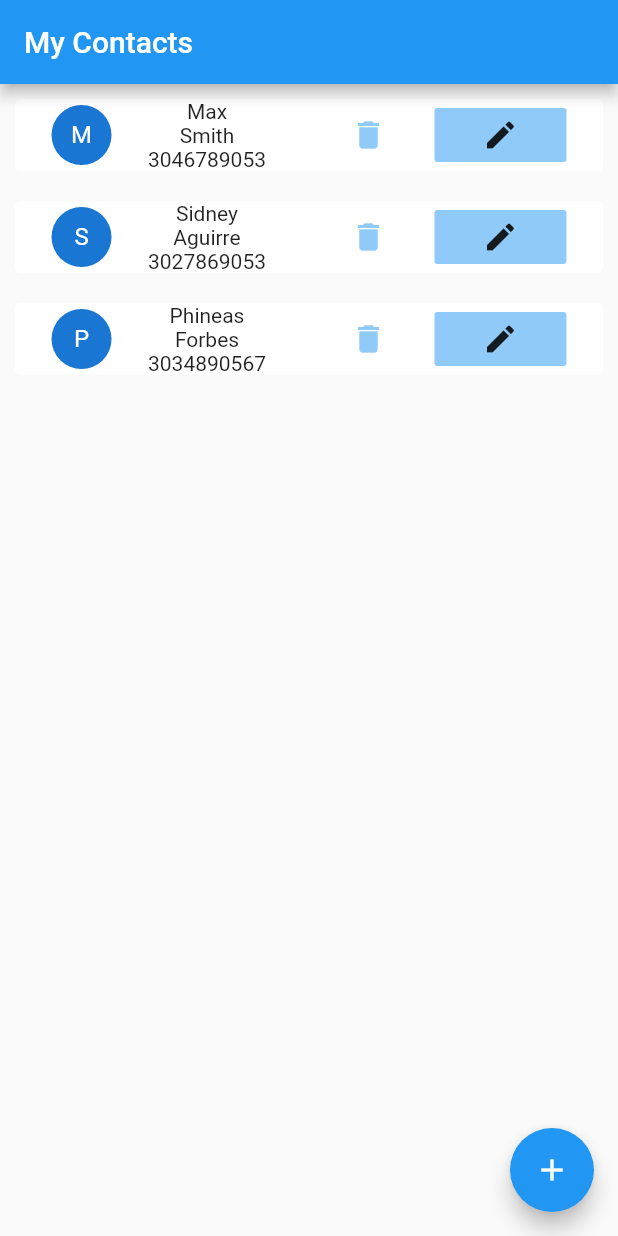
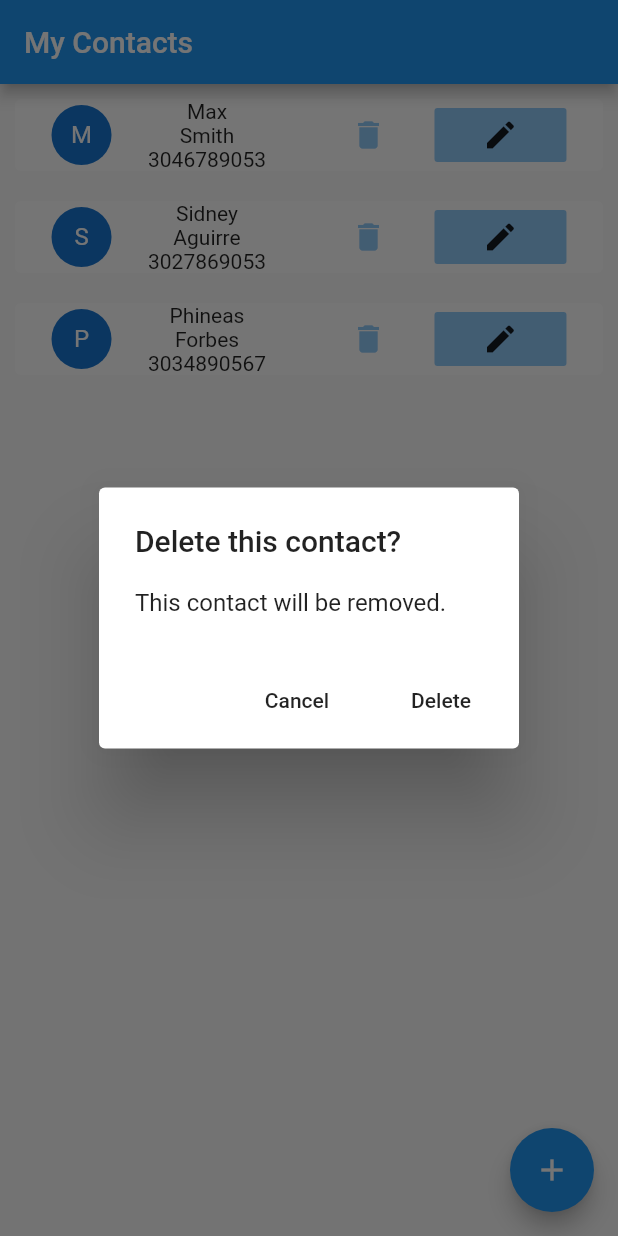
Before and after one commit to sidneyaguirre/contacts, a Flutter app: the screen it shows after launch, after a tap on the "delete" icon, on a phone screen of 412 x 824 dp. Run offline on Flutter 3.47's test engine with Material 2 defaults, Android fonts, the phone set to English and light mode, and no system bars.

Commit message:
delete contact function

```diff
--- a/lib/model/repository.dart
+++ b/lib/model/repository.dart
@@ -9,10 +9,10 @@ class ContactRepository {
     Contact(id: 2, name: 'Phineas', surname: 'Forbes', phone: '3034890567'),
   ];
 
-  bool contactExist(Contact contact) {
+  bool contactExist(int contactId) {
     bool exists = false;
     contacts.forEach((element) {
-      if (element == contact) {
+      if (element.id == contactId) {
         exists = true;
       }
     });
@@ -60,7 +60,8 @@ class ContactRepository {
   }
 
   int deleteContact(Contact contact) {
-    if (contactExist(contact)) {
+    int contactId = contact.id;
+    if (contactExist(contactId)) {
       contacts.remove(contact);
       print(contacts);
     return contact.id;
--- a/lib/presenter/contact-list-presenter.dart
+++ b/lib/presenter/contact-list-presenter.dart
@@ -11,6 +11,7 @@ class ContactListPresenter {
   static ContactListPresenter get instance => _clpresenter; //cuerpo
 
   ContactRepository contactList = ContactRepository();
+
   List<PresenterListener> _listeners = [];
 
   bool emptyFields(
@@ -60,10 +61,12 @@ class ContactListPresenter {
   }
 
   int editContact(Contact contact) {
+    this.notifyListeners();
     return contactList.editContact(contact);
   }
 
   int deleteContact(Contact contact) {
+    this.notifyListeners();
     return contactList.deleteContact(contact);
   }
 
--- a/lib/views/contact-list.dart
+++ b/lib/views/contact-list.dart
@@ -46,6 +46,7 @@ class _ContactListState extends State<ContactList>
                                     MainAxisAlignment.spaceEvenly,
                                 crossAxisAlignment: CrossAxisAlignment.center,
                                 children: <Widget>[
+                                  //Visibility(child: Text(element.id.toString()), visible: false,),
                                   Text(element.name),
                                   Text(element.surname),
                                   Text(element.phone),
@@ -60,9 +61,50 @@ class _ContactListState extends State<ContactList>
                                         textColor: Colors.blue[200],
                                         borderSide: BorderSide.none,
                                         onPressed: () {
-                                          log('message');
-                                          ContactListPresenter.instance
-                                              .handleDeleteContact(element);
+                                          showDialog<void>(
+                                            context: context,
+                                            barrierDismissible:
+                                                false, // user must tap button!
+                                            builder: (BuildContext context) {
+                                              return AlertDialog(
+                                                title: Text(
+                                                    'Delete this contact?'),
+                                                content: SingleChildScrollView(
+                                                  child: ListBody(
+                                                    children: <Widget>[
+                                                      Text(
+                                                          'This contact will be removed.'),
+                                                    ],
+                                                  ),
+                                                ),
+                                                actions: <Widget>[
+                                                  FlatButton(
+                                                    child: Text('Cancel'),
+                                                    onPressed: () {
+                                                      Navigator.of(context)
+                                                          .pop();
+                                                    },
+                                                  ),
+                                                  FlatButton(
+                                                    child: Text(
+                                                      'Delete',
+                                                    ),
+                                                    onPressed: () {
+                                                      ContactListPresenter
+                                                          .instance
+                                                          .handleDeleteContact(
+                                                              element);
+                                                      Navigator.of(context).push(
+                                                          MaterialPageRoute(
+                                                              builder: (BuildContext
+                                                                      context) =>
+                                                                  ContactList()));
+                                                    },
+                                                  ),
+                                                ],
+                                              );
+                                            },
+                                          );
                                         },
                                       ),
                                       FlatButton(
@@ -72,8 +114,7 @@ class _ContactListState extends State<ContactList>
                                           Navigator.of(context).push(
                                               MaterialPageRoute(builder: (_) {
                                             return EditContact(
-                                                contactListPresenter:
-                                                    ContactListPresenter.instance,
+                                                ContactListPresenter.instance,
                                                 contactToEdit: element);
                                           }));
                                         },
--- a/lib/views/edit-contact.dart
+++ b/lib/views/edit-contact.dart
@@ -7,7 +7,7 @@ import 'contact-list.dart';
 class EditContact extends StatefulWidget {
   final Contact contactToEdit;
   final ContactListPresenter contactListPresenter;
-  EditContact({Key key, this.contactToEdit, this.contactListPresenter})
+  EditContact(this.contactListPresenter, {Key key, this.contactToEdit})
       : super(key: key);
 
   @override
```
